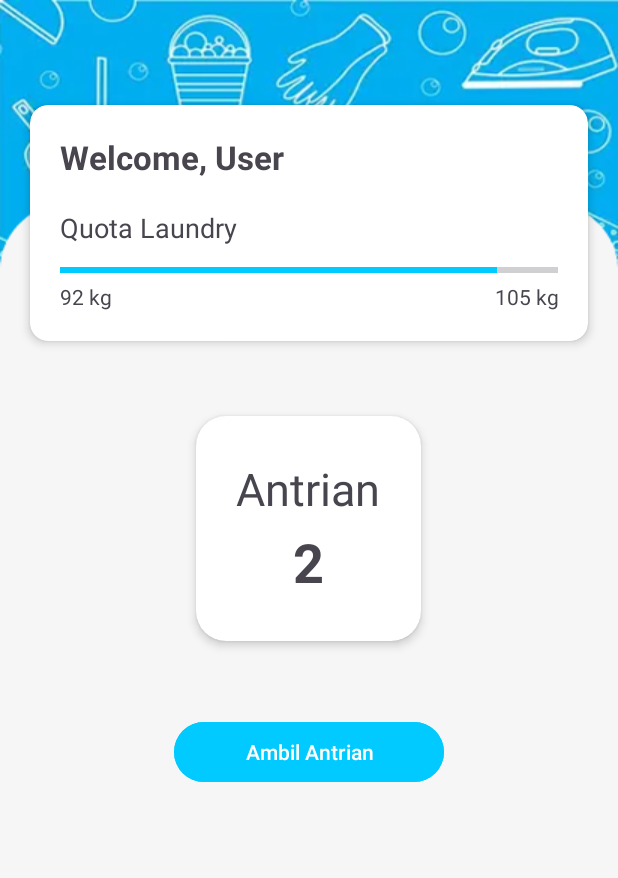
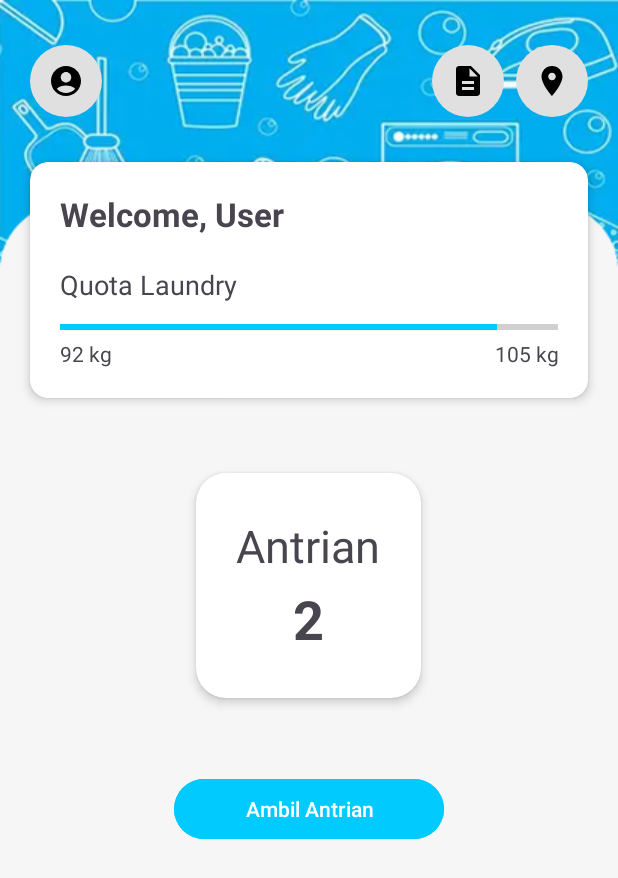
Before and after one commit to BrandonLi03/LaundryHub, an Android app: the HomePage screen opened directly, with no data from a screen before it, on a phone screen of 412 x 824 dp. Shown: the top 878 px of the screen. Run offline under Robolectric (Android 15) with nearby library versions, the phone set to English and light mode, and no system bars.

Commit message:
Add button in home page

```diff
--- a/app/src/main/AndroidManifest.xml
+++ b/app/src/main/AndroidManifest.xml
@@ -12,6 +12,9 @@
         android:supportsRtl="true"
         android:theme="@style/Theme.LaundryHub"
         tools:targetApi="31">
+        <activity
+            android:name=".Page.MapPage"
+            android:exported="false" />
         <activity
             android:name=".Page.HomePage"
             android:exported="false" />
--- a/app/src/main/java/com/example/laundryhub/Page/HomePage.kt
+++ b/app/src/main/java/com/example/laundryhub/Page/HomePage.kt
@@ -1,10 +1,12 @@
 package com.example.laundryhub.Page
 
+import android.content.Intent
 import android.os.Bundle
 import android.os.Handler
 import android.os.Looper
 import android.view.View
 import android.widget.Button
+import android.widget.ImageView
 import android.widget.TextView
 import android.widget.Toast
 import androidx.appcompat.app.AppCompatActivity
@@ -34,6 +36,10 @@ class HomePage : AppCompatActivity() {
         super.onCreate(savedInstanceState)
         setContentView(R.layout.activity_home_page)
 
+        val btnProfile: ImageView = findViewById(R.id.btn_profile)
+        val btnNota: ImageView = findViewById(R.id.btn_nota)
+        val btnMap: ImageView = findViewById(R.id.btn_map)
+
         val tvUser: TextView = findViewById(R.id.tv_user)
         tvNomorAntrian = findViewById(R.id.tv_nomor_antrian)
         tvAntrianUser = findViewById(R.id.tv_antrian_user)
@@ -44,6 +50,19 @@ class HomePage : AppCompatActivity() {
 
         tvAntrianUser.visibility = View.GONE
         tvNomorAntrian.text = "0"
+
+//        btnProfile.setOnClickListener {
+//            val intent
+//        }
+//
+//        btnNota.setOnClickListener {
+//            val intent
+//        }
+//
+        btnMap.setOnClickListener {
+            val intent = Intent(this, MapPage::class.java)
+            startActivity(intent)
+        }
 
         btnAmbilAntrian.setOnClickListener {
             if(nomorYangDiambilUser != null) {
--- /dev/null
+++ b/app/src/main/res/drawable/circular_background.xml
@@ -0,0 +1,5 @@
+<?xml version="1.0" encoding="utf-8"?>
+<shape xmlns:android="http://schemas.android.com/apk/res/android"
+    android:shape="oval">
+
+    <solid android:color="#E0E0E0" /> </shape>
--- /dev/null
+++ b/app/src/main/res/drawable/ic_map_24.xml
@@ -0,0 +1,5 @@
+<vector xmlns:android="http://schemas.android.com/apk/res/android" android:height="24dp" android:tint="#000000" android:viewportHeight="24" android:viewportWidth="24" android:width="24dp">
+
+    <path android:fillColor="@android:color/white" android:pathData="M12,2C8.13,2 5,5.13 5,9c0,5.25 7,13 7,13s7,-7.75 7,-13c0,-3.87 -3.13,-7 -7,-7zM12,11.5c-1.38,0 -2.5,-1.12 -2.5,-2.5s1.12,-2.5 2.5,-2.5 2.5,1.12 2.5,2.5 -1.12,2.5 -2.5,2.5z"/>
+
+</vector>
--- /dev/null
+++ b/app/src/main/res/drawable/ic_nota_24.xml
@@ -0,0 +1,5 @@
+<vector xmlns:android="http://schemas.android.com/apk/res/android" android:height="24dp" android:tint="#000000" android:viewportHeight="24" android:viewportWidth="24" android:width="24dp">
+
+    <path android:fillColor="@android:color/white" android:pathData="M14,2L6,2c-1.1,0 -1.99,0.9 -1.99,2L4,20c0,1.1 0.89,2 1.99,2L18,22c1.1,0 2,-0.9 2,-2L20,8l-6,-6zM16,18L8,18v-2h8v2zM16,14L8,14v-2h8v2zM13,9L13,3.5L18.5,9L13,9z"/>
+
+</vector>
--- /dev/null
+++ b/app/src/main/res/drawable/ic_profile_24.xml
@@ -0,0 +1,5 @@
+<vector xmlns:android="http://schemas.android.com/apk/res/android" android:height="24dp" android:tint="#000000" android:viewportHeight="24" android:viewportWidth="24" android:width="24dp">
+
+    <path android:fillColor="@android:color/white" android:pathData="M12,2C6.48,2 2,6.48 2,12s4.48,10 10,10s10,-4.48 10,-10S17.52,2 12,2zM12,6c1.93,0 3.5,1.57 3.5,3.5S13.93,13 12,13s-3.5,-1.57 -3.5,-3.5S10.07,6 12,6zM12,20c-2.03,0 -4.43,-0.82 -6.14,-2.88C7.55,15.8 9.68,15 12,15s4.45,0.8 6.14,2.12C16.43,19.18 14.03,20 12,20z"/>
+
+</vector>
--- a/app/src/main/res/layout/activity_home_page.xml
+++ b/app/src/main/res/layout/activity_home_page.xml
@@ -9,12 +9,62 @@
     android:orientation="vertical"
     android:background="@drawable/background">
 
+    <LinearLayout
+        android:layout_width="match_parent"
+        android:layout_height="wrap_content"
+        android:orientation="horizontal"
+        android:layout_marginLeft="20dp"
+        android:layout_marginRight="20dp"
+        android:layout_marginTop="30dp"
+        android:gravity="center_vertical">
+
+        <ImageView
+            android:id="@+id/btn_profile"
+            android:layout_width="48dp"
+            android:layout_height="48dp"
+            android:src="@drawable/ic_profile_24"
+            android:background="@drawable/circular_background"
+            android:padding="12dp"
+            android:scaleType="centerInside"
+            android:clickable="true"
+            android:focusable="true"/>
+
+        <View
+            android:layout_width="0dp"
+            android:layout_height="0dp"
+            android:layout_weight="1" />
+
+        <ImageView
+            android:id="@+id/btn_nota"
+            android:layout_width="48dp"
+            android:layout_height="48dp"
+            android:src="@drawable/ic_nota_24"
+            android:background="@drawable/circular_background"
+            android:padding="12dp"
+            android:scaleType="centerInside"
+            android:clickable="true"
+            android:focusable="true"
+            android:layout_marginEnd="8dp"/>
+
+        <ImageView
+            android:id="@+id/btn_map"
+            android:layout_width="48dp"
+            android:layout_height="48dp"
+            android:src="@drawable/ic_map_24"
+            android:background="@drawable/circular_background"
+            android:padding="12dp"
+            android:scaleType="centerInside"
+            android:clickable="true"
+            android:focusable="true"/>
+
+    </LinearLayout>
+
     <androidx.cardview.widget.CardView
         android:layout_width="match_parent"
         android:layout_height="wrap_content"
         app:cardCornerRadius="12dp"
         app:cardElevation="4dp"
-        android:layout_marginTop="70dp"
+        android:layout_marginTop="30dp"
         android:layout_marginLeft="20dp"
         android:layout_marginRight="20dp">
 
```
Also changed, not shown: app/src/main/java/com/example/laundryhub/Page/MapPage.kt (added, +21 -0 lines), app/src/main/res/layout/activity_map_page.xml (added, +18 -0 lines).
